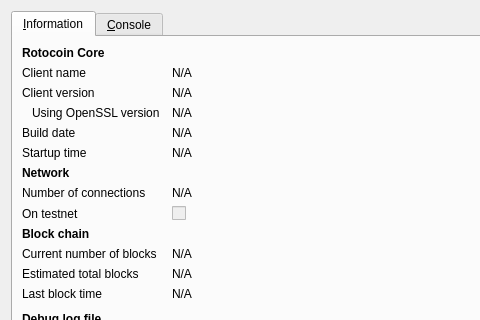
This is src/qt/forms/rpcconsole.ui in lawiz22/wizcoin as Qt 5 draws it before an edit; both pictures show x 0 to 480 and y 0 to 320 of the 740 by 450 pixel window. The edited form follows.
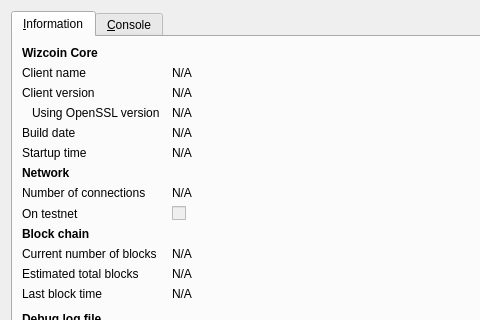
This is the edited form. Icons and pictures are not drawn.

```diff
--- a/src/qt/forms/rpcconsole.ui
+++ b/src/qt/forms/rpcconsole.ui
@@ -36,7 +36,7 @@
           </font>
          </property>
          <property name="text">
-          <string>Rotocoin Core</string>
+          <string>Wizcoin Core</string>
          </property>
         </widget>
        </item>
```
Left out of the diff: 10 changed lines with no effect on the pictures.
